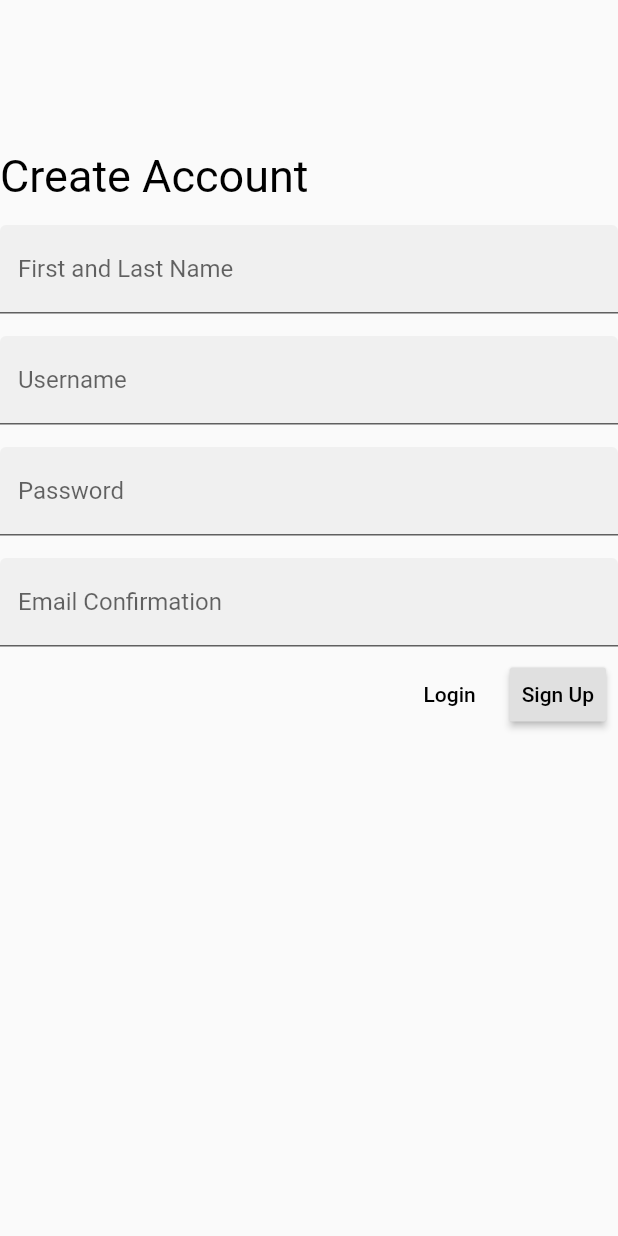
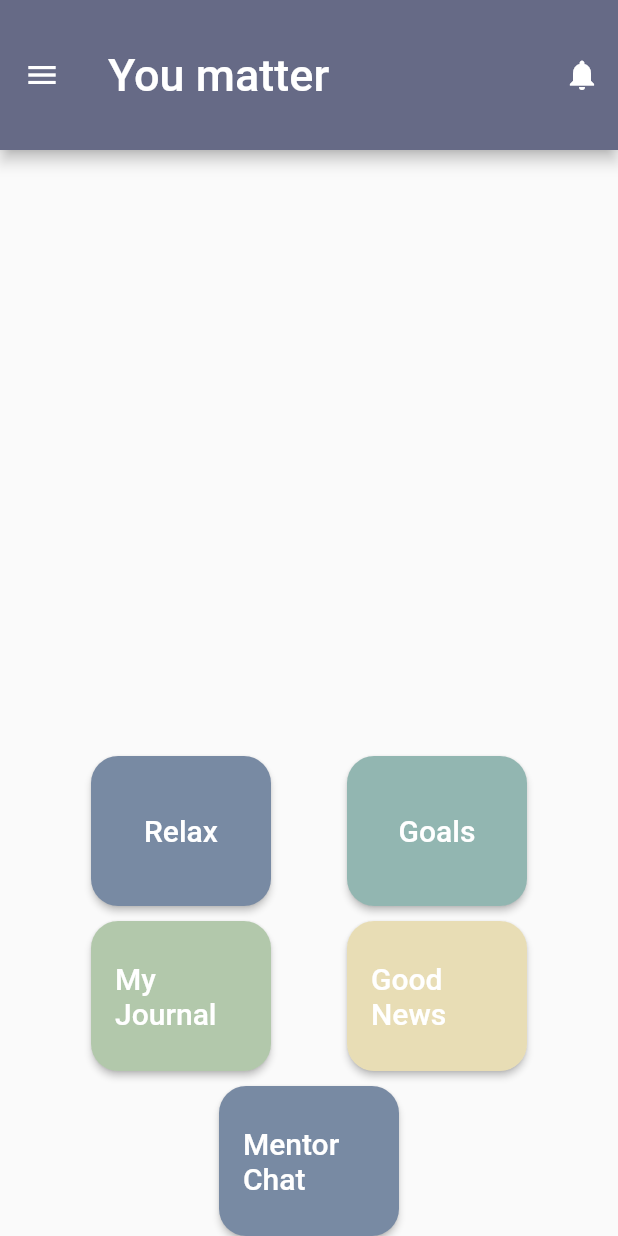
Before and after one commit to l-zhuang/youmatter, a Flutter app: the screen it shows after launch, after a tap on "Login", on a phone screen of 412 x 824 dp. Run offline on Flutter 3.47's test engine with Material 2 defaults, Android fonts, the light colour scheme and no system bars; our stand-ins replace firebase_auth; accounts and stored records are empty; Roboto replaces fonts that are missing (Circular std).

Commit message:
style & home page

```diff
--- a/lib/main.dart
+++ b/lib/main.dart
@@ -1,16 +1,42 @@
 import 'package:flutter/material.dart';
 import 'package:firebase_auth/firebase_auth.dart';
 
-void main() => runApp(MyApp());
+void main() {
+  runApp(MaterialApp(
+    title: 'Named Routes Demo',
+    // Start the app with the "/" named route. In this case, the app starts
+    // on the FirstScreen widget.
+    initialRoute: '/',
+    routes: {
+      // When navigating to the "/" route, build the FirstScreen widget.
+      '/': (context) => CreateA(),
+      // When navigating to the "/second" route, build the SecondScreen widget.
+      '/second': (context) => Home(),
+      '/third':  (context) =>Begin(),
+    },
+  ));
+}
 
-class MyApp extends StatelessWidget {
+class CreateA extends StatelessWidget {
   @override
   Widget build(BuildContext context) {
-    return MaterialApp(
-      title: 'Welcome to Flutter',
-      home: Scaffold(
-        body: Center(
-          child: Column(
+    return Scaffold(
+
+        body: Container(
+            decoration: const BoxDecoration(
+              gradient: LinearGradient(
+                begin:Alignment.topCenter,
+                end:Alignment.bottomCenter,
+                colors: <Color>[
+                  Color(0xFFE8E0DE),
+                  Color(0xFFE8E0DE),
+                  Color(0xFF666A86),
+
+                ],
+              ),
+            ),
+            child:Center(
+              child: Column(
             crossAxisAlignment: CrossAxisAlignment.start,
               textBaseline: TextBaseline.alphabetic,
             children:[
@@ -57,12 +83,14 @@ class MyApp extends StatelessWidget {
                     child: Text('Login'),
                     onPressed: () {
                       // TODO: Clear the text fields (101)
+                      Navigator.pushNamed(context, '/second');
                     },
                   ),
                   RaisedButton(
                     child: Text('Sign Up'),
                     onPressed: () {
                       // TODO: Show the next page (101)
+
                     },
                   ),
                 ],
@@ -70,6 +98,101 @@ class MyApp extends StatelessWidget {
             ]
           )
         )
+        ),
+    );
+  }
+}
+class Home extends StatelessWidget {
+  @override
+  Widget build(BuildContext context) {
+    return Scaffold(
+      appBar: AppBar(
+        leading: Builder(
+        builder: (BuildContext context) {
+          return IconButton(
+        icon: const Icon(Icons.menu),
+        onPressed: () { Scaffold.of(context).openDrawer(); },
+        tooltip: MaterialLocalizations.of(context).openAppDrawerTooltip,
+      );
+    },
+        ),
+        actions:<Widget>[IconButton(icon:Icon(Icons.notifications),onPressed:(){},),],
+        title: Text("You matter",style: TextStyle(fontSize:30, fontFamily: 'Circular std', color:Colors.white)),
+        backgroundColor: Color(0XFF666A86),
+        toolbarHeight: 100,
+      ),
+      body: Center(
+        child:Column(
+          mainAxisAlignment:MainAxisAlignment.end,
+      children:[
+
+        Row(
+            mainAxisAlignment:MainAxisAlignment.spaceBetween,
+        children:[
+             SizedBox(width: 10),
+            _createButton('Relax',Color(0xFF788AA3)),
+            _createButton('Goals',Color(0xFF92B6B1)),
+          SizedBox(width: 10),
+        ]
+        ),
+        SizedBox(height: 10),
+        Row(
+            mainAxisAlignment:MainAxisAlignment.spaceBetween,
+            children:[
+              SizedBox(width: 10),
+              _createButton('My Journal',Color(0xFFB2C8AB)),
+              _createButton('Good News',Color(0xFFE8DDB5)),
+              SizedBox(width: 10),
+            ]
+        ),
+        SizedBox(height: 10),
+        Row(
+            mainAxisAlignment:MainAxisAlignment.center,
+            children:[
+
+              _createButton('Mentor Chat',Color(0xFF788AA3)),
+            ]
+        )
+        ],
+        ),
+      ),
+      );
+  }
+  Widget _createButton (String content,Color c){
+    return SizedBox(
+        width:120,
+        height:100,
+        child:RaisedButton(
+        onPressed:(){},
+        color:c,
+        textColor:Colors.white,
+        shape: RoundedRectangleBorder(
+          borderRadius: BorderRadius.circular(18.0),
+        ),
+
+        //padding: EdgeInsets.all(40.0),
+        child:Container(
+          decoration:BoxDecoration(),
+          child: Text(content,style:TextStyle(fontSize:20)),
+        ),
+    ),
+    );
+  }
+}
+class Begin extends StatelessWidget {
+  @override
+  Widget build(BuildContext context) {
+    return Scaffold(
+      appBar: AppBar(
+        title: Text("third Route"),
+      ),
+      body: Center(
+        child: ElevatedButton(
+          onPressed: () {
+            Navigator.pop(context);
+          },
+          child: Text('Go back!'),
+        ),
       ),
     );
   }
```
